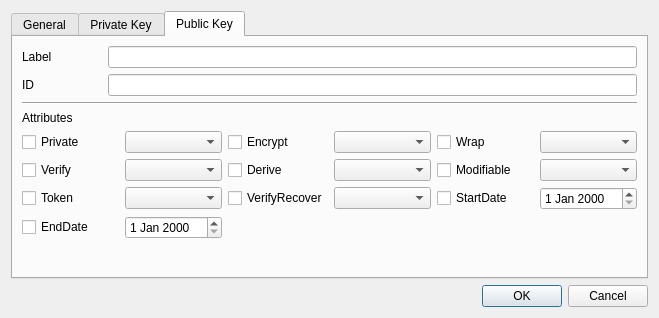
Old version of the form CryptokiMan/import_pri_key_dlg.ui in the repository jykim74/CryptokiMan.
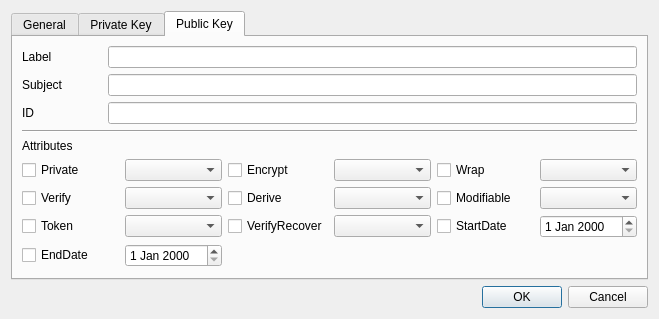
New version of the form.

Commit message: 공개키 속성으로 SUBJECT 지원

```diff
--- a/CryptokiMan/import_pri_key_dlg.ui
+++ b/CryptokiMan/import_pri_key_dlg.ui
@@ -607,6 +607,16 @@
          <item row="0" column="1">
           <widget class="QLineEdit" name="mPubLabelText"/>
          </item>
+         <item row="2" column="0">
+          <widget class="QLabel" name="label_12">
+           <property name="text">
+            <string>ID</string>
+           </property>
+          </widget>
+         </item>
+         <item row="2" column="1">
+          <widget class="QLineEdit" name="mPubIDText"/>
+         </item>
          <item row="0" column="0">
           <widget class="QLabel" name="label_11">
            <property name="minimumSize">
@@ -621,14 +631,14 @@
           </widget>
          </item>
          <item row="1" column="0">
-          <widget class="QLabel" name="label_12">
+          <widget class="QLabel" name="label_14">
            <property name="text">
-            <string>ID</string>
+            <string>Subject</string>
            </property>
           </widget>
          </item>
          <item row="1" column="1">
-          <widget class="QLineEdit" name="mPubIDText"/>
+          <widget class="QLineEdit" name="mPubSubjectText"/>
          </item>
         </layout>
        </item>
```
The commit also changes 19 other files.
